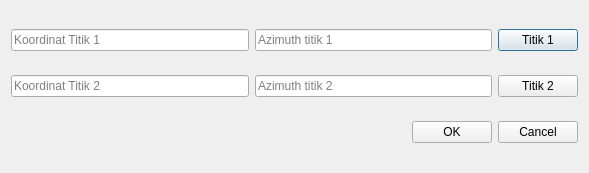
Before: the Qt Designer form ui/triangulation.ui in nyanyaon/GeoKKP-GIS, drawn with Qt 5.
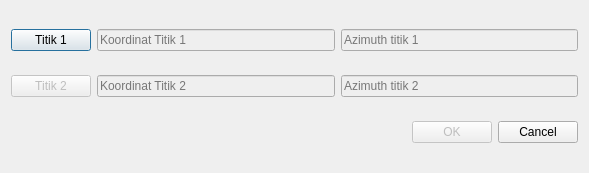
After: the same form once the commit is applied.

The edit to the form file:
```diff
--- a/ui/triangulation.ui
+++ b/ui/triangulation.ui
@@ -17,7 +17,17 @@
    <item>
     <layout class="QHBoxLayout" name="horizontalLayout_4">
      <item>
-      <widget class="QLineEdit" name="coord_point_1t">
+      <widget class="QPushButton" name="triangulasi_titik_1">
+       <property name="text">
+        <string>Titik 1</string>
+       </property>
+      </widget>
+     </item>
+     <item>
+      <widget class="QLineEdit" name="triangulasi_koord_1">
+       <property name="enabled">
+        <bool>false</bool>
+       </property>
        <property name="readOnly">
         <bool>true</bool>
        </property>
@@ -27,7 +37,10 @@
       </widget>
      </item>
      <item>
-      <widget class="QLineEdit" name="azimuth_1">
+      <widget class="QLineEdit" name="input_azimuth_1">
+       <property name="enabled">
+        <bool>false</bool>
+       </property>
        <property name="toolTip">
         <string/>
        </property>
@@ -36,19 +49,25 @@
        </property>
       </widget>
      </item>
-     <item>
-      <widget class="QPushButton" name="btn_titik_1t">
-       <property name="text">
-        <string>Titik 1</string>
-       </property>
-      </widget>
-     </item>
     </layout>
    </item>
    <item>
     <layout class="QHBoxLayout" name="horizontalLayout_5">
      <item>
-      <widget class="QLineEdit" name="coord_point_2t">
+      <widget class="QPushButton" name="triangulasi_titik_2">
+       <property name="enabled">
+        <bool>false</bool>
+       </property>
+       <property name="text">
+        <string>Titik 2</string>
+       </property>
+      </widget>
+     </item>
+     <item>
+      <widget class="QLineEdit" name="triangulasi_koord_2">
+       <property name="enabled">
+        <bool>false</bool>
+       </property>
        <property name="readOnly">
         <bool>true</bool>
        </property>
@@ -58,7 +77,10 @@
       </widget>
      </item>
      <item>
-      <widget class="QLineEdit" name="azimuth_2">
+      <widget class="QLineEdit" name="input_azimuth_2">
+       <property name="enabled">
+        <bool>false</bool>
+       </property>
        <property name="toolTip">
         <string/>
        </property>
@@ -67,13 +89,6 @@
        </property>
       </widget>
      </item>
-     <item>
-      <widget class="QPushButton" name="btn_titik_2t">
-       <property name="text">
-        <string>Titik 2</string>
-       </property>
-      </widget>
-     </item>
     </layout>
    </item>
    <item>
@@ -92,7 +107,10 @@
       </spacer>
      </item>
      <item>
-      <widget class="QPushButton" name="btn_ok">
+      <widget class="QPushButton" name="triangulasi_ok">
+       <property name="enabled">
+        <bool>false</bool>
+       </property>
        <property name="text">
         <string>OK</string>
        </property>
```
Left out of the diff: 2 changed lines with no effect on the pictures.
